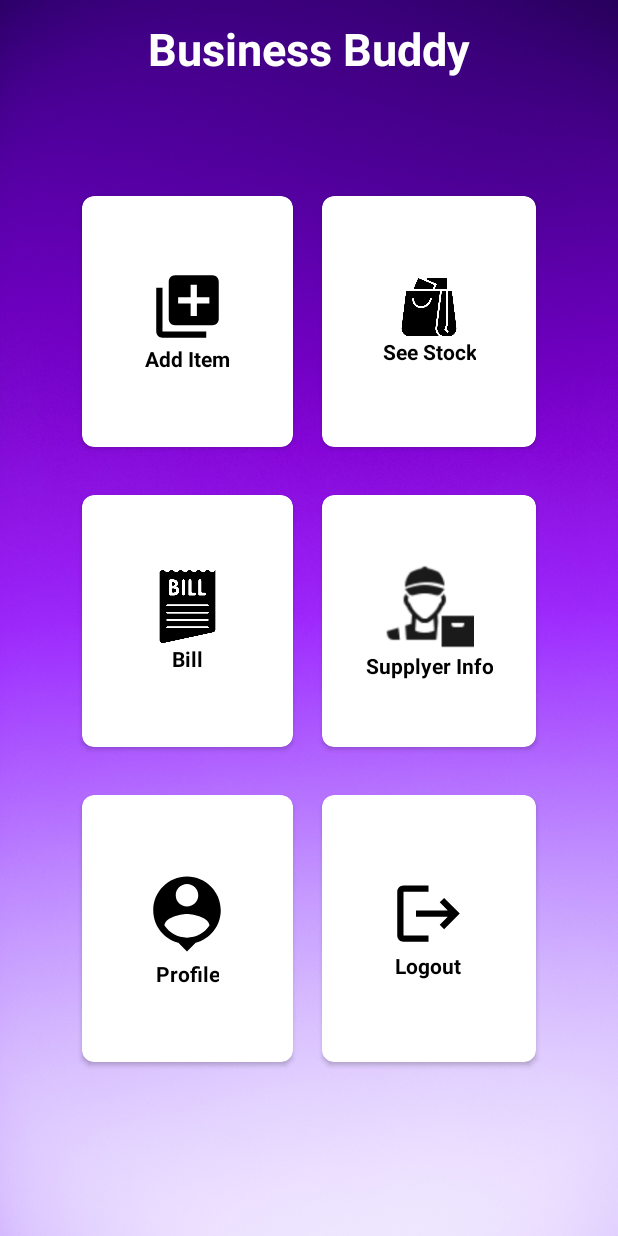
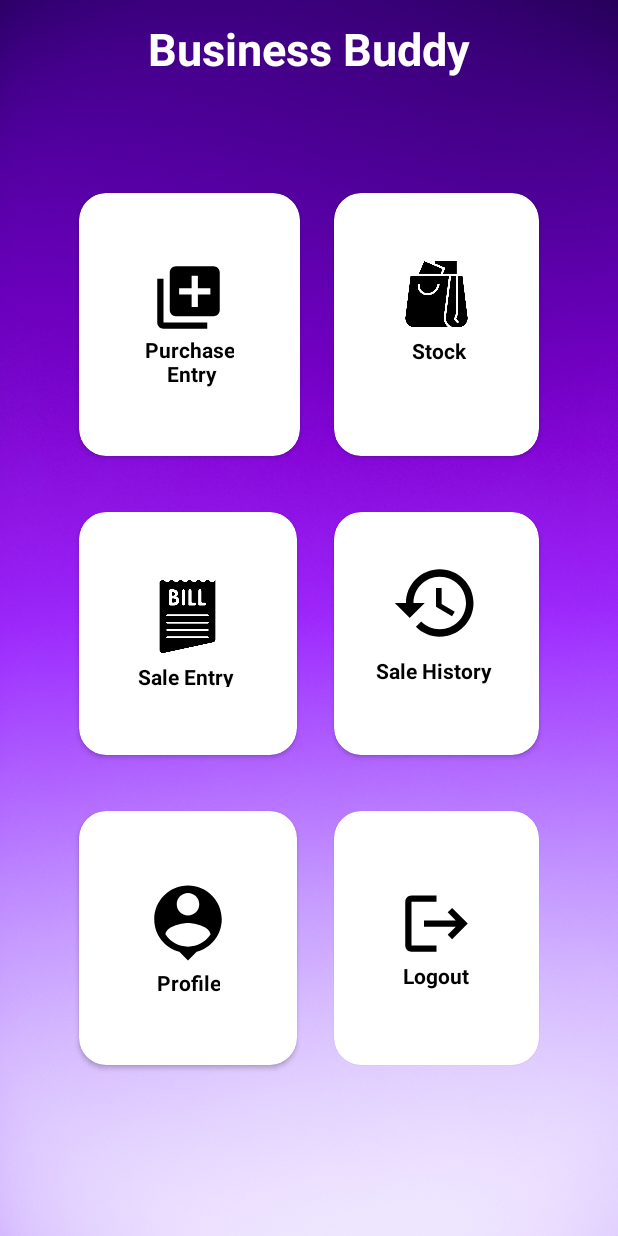
Before and after one commit to druman12/BusinessBuddy, an Android app: the MainActivity screen opened directly, with no data from a screen before it, on a phone screen of 412 x 824 dp. Run offline under Robolectric (Android 15) with nearby library versions, the phone set to English and light mode, and no system bars.

Commit message:
little changes in main page

```diff
--- a/app/src/main/res/layout/activity_main.xml
+++ b/app/src/main/res/layout/activity_main.xml
@@ -28,7 +28,7 @@
         android:layout_marginEnd="40dp"
         android:layout_marginBottom="80dp"
         android:columnCount="2"
-        android:padding="10dp"
+        android:padding="5dp"
         android:rowCount="3">
 
         <androidx.cardview.widget.CardView
@@ -41,10 +41,10 @@
             android:layout_column="0"
             android:layout_columnWeight="1"
             android:layout_gravity="fill"
-            android:layout_marginEnd="10dp"
+            android:layout_marginEnd="8dp"
             android:layout_marginBottom="20dp"
-            android:elevation="8dp"
-            app:cardCornerRadius="8dp"
+            android:elevation="5dp"
+            app:cardCornerRadius="18dp"
             app:cardUseCompatPadding="true">
 
             <LinearLayout
@@ -64,7 +64,7 @@
                 <TextView
                     android:layout_width="wrap_content"
                     android:layout_height="wrap_content"
-                    android:text="Add Item"
+                    android:text="Purchase\n Entry"
                     android:textAlignment="center"
                     android:textColor="@color/black"
                     android:textStyle="bold" />
@@ -85,7 +85,7 @@
             android:layout_gravity="fill"
             android:layout_marginBottom="20dp"
             android:elevation="8dp"
-            app:cardCornerRadius="8dp"
+            app:cardCornerRadius="18dp"
             app:cardUseCompatPadding="true">
 
             <LinearLayout
@@ -98,17 +98,18 @@
                 tools:ignore="HardcodedText,UseCompoundDrawables">
 
                 <ImageView
-                    android:layout_width="40dp"
-                    android:layout_height="40dp"
+                    android:layout_width="50dp"
+                    android:layout_height="45dp"
                     android:src="@drawable/see_stock" />
 
                 <TextView
                     android:layout_width="wrap_content"
                     android:layout_height="wrap_content"
-                    android:text="See Stock"
+                    android:text="    Stock   \n"
                     android:textAlignment="center"
                     android:textColor="@color/black"
-                    android:textStyle="bold" />
+                    android:textStyle="bold"
+                    android:layout_marginTop="5dp"/>
             </LinearLayout>
 
 
@@ -127,12 +128,12 @@
             android:layout_marginEnd="10dp"
             android:layout_marginBottom="20dp"
             android:elevation="8dp"
-            app:cardCornerRadius="8dp"
+            app:cardCornerRadius="18dp"
             app:cardUseCompatPadding="true">
 
             <LinearLayout
                 android:layout_width="wrap_content"
-                android:layout_height="wrap_content"
+                android:layout_height="72dp"
                 android:layout_gravity="center_vertical|center_horizontal"
                 android:gravity="center"
                 android:orientation="vertical"
@@ -148,10 +149,11 @@
                 <TextView
                     android:layout_width="wrap_content"
                     android:layout_height="wrap_content"
-                    android:text="Bill"
+                    android:text="Sale Entry \n"
                     android:textAlignment="center"
                     android:textColor="@color/black"
-                    android:textStyle="bold" />
+                    android:textStyle="bold"
+                    android:layout_marginTop="5dp"/>
             </LinearLayout>
 
 
@@ -169,7 +171,7 @@
             android:layout_gravity="fill"
             android:layout_marginBottom="20dp"
             android:elevation="8dp"
-            app:cardCornerRadius="8dp"
+            app:cardCornerRadius="18dp"
             app:cardUseCompatPadding="true">
 
             <LinearLayout
@@ -183,15 +185,16 @@
                 <ImageView
                     android:layout_width="60dp"
                     android:layout_height="60dp"
-                    android:src="@drawable/suppyer" />
+                    android:src="@drawable/history" />
 
                 <TextView
                     android:layout_width="wrap_content"
                     android:layout_height="wrap_content"
-                    android:text="Supplyer Info"
+                    android:text="Sale History \n"
                     android:textAlignment="center"
                     android:textColor="@color/black"
-                    android:textStyle="bold" />
+                    android:textStyle="bold"
+                    android:layout_marginTop="5dp"/>
             </LinearLayout>
 
 
@@ -210,7 +213,7 @@
             android:layout_marginEnd="10dp"
             android:layout_marginBottom="20dp"
             android:elevation="8dp"
-            app:cardCornerRadius="8dp"
+            app:cardCornerRadius="18dp"
             app:cardUseCompatPadding="true">
 
             <LinearLayout
@@ -251,7 +254,7 @@
             android:layout_marginBottom="20dp"
             android:contentDescription="TODO"
             android:elevation="8dp"
-            app:cardCornerRadius="8dp"
+            app:cardCornerRadius="18dp"
             app:cardUseCompatPadding="true"
             tools:ignore="HardcodedText">
 
```
